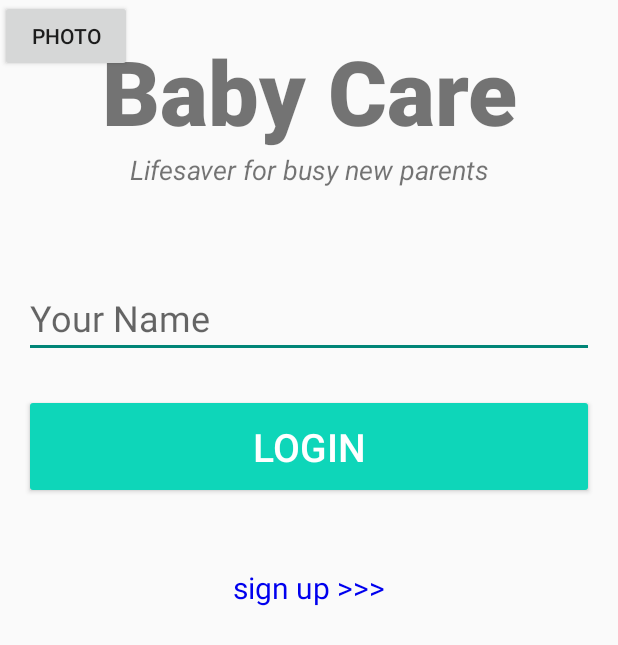
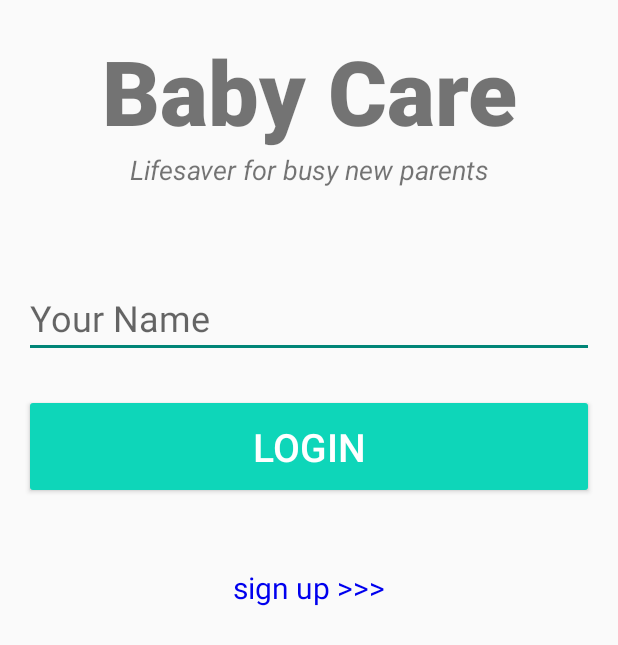
Before and after one commit to ted001/BabyCareApp, an Android app: the screen it shows after launch (LoginActivity), on a phone screen of 412 x 824 dp. Shown: the top 645 px of the screen. Run offline under Robolectric (Android 15) with nearby library versions, the phone set to English and light mode, and no system bars; our stand-ins replace Firebase (no records; nobody signed in at launch, a user with empty details on screens opened directly).

Commit message:
remove the test code in login page; modify some bugs in the Chat page

```diff
--- a/app/src/main/java/edu/neu/babycare/ui/login/LoginActivity.java
+++ b/app/src/main/java/edu/neu/babycare/ui/login/LoginActivity.java
@@ -41,16 +41,6 @@ public class LoginActivity extends AppCompatActivity {
         initView();
         mFirebaseDb = FirebaseDatabase.getInstance();
         mDbUsersRef = mFirebaseDb.getReference("Users");
-
-        Button bt_1 = (Button) findViewById(R.id.button2);
-
-        bt_1.setOnClickListener(new View.OnClickListener() {
-            @Override
-            public void onClick(View v){
-                startActivity(new Intent(LoginActivity.this, photo.class));
-            }
-        });
-
     }
 
     private void initView() {
--- a/app/src/main/res/layout/activity_login.xml
+++ b/app/src/main/res/layout/activity_login.xml
@@ -94,12 +94,5 @@
         app:layout_constraintStart_toStartOf="parent"
         app:layout_constraintTop_toTopOf="parent" />
 
-    <Button
-        android:id="@+id/button2"
-        android:layout_width="wrap_content"
-        android:layout_height="wrap_content"
-        android:text="Photo"
-        tools:layout_editor_absoluteX="165dp"
-        tools:layout_editor_absoluteY="461dp" />
 
 </androidx.constraintlayout.widget.ConstraintLayout>
```
Also changed, not shown: app/src/main/java/edu/neu/babycare/ui/family/ChatActivity.java (+25 -6 lines).
